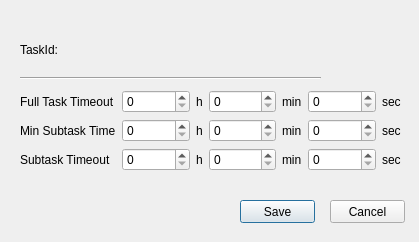
golemfactory/clay, file gnr/ui/ChangeTaskDialog.ui: the form before one commit.
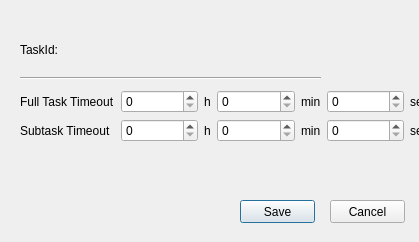
The form after the commit.

Commit message: Started removing min subtask time - not completed yet

Diff of the .ui file:
```diff
--- a/gnr/ui/ChangeTaskDialog.ui
+++ b/gnr/ui/ChangeTaskDialog.ui
@@ -60,11 +60,14 @@
     <rect>
      <x>20</x>
      <y>90</y>
-     <width>381</width>
-     <height>91</height>
+     <width>409</width>
+     <height>101</height>
     </rect>
    </property>
    <layout class="QFormLayout" name="formLayout">
+    <property name="fieldGrowthPolicy">
+     <enum>QFormLayout::AllNonFixedFieldsGrow</enum>
+    </property>
     <item row="0" column="0">
      <widget class="QLabel" name="label">
       <property name="text">
@@ -72,13 +75,6 @@
       </property>
      </widget>
     </item>
-    <item row="2" column="0">
-     <widget class="QLabel" name="label_13">
-      <property name="text">
-       <string>Subtask Timeout</string>
-      </property>
-     </widget>
-    </item>
     <item row="0" column="1">
      <layout class="QHBoxLayout" name="horizontalLayout">
       <item>
@@ -152,83 +148,14 @@
       </item>
      </layout>
     </item>
+    <item row="1" column="0">
+     <widget class="QLabel" name="label_13">
+      <property name="text">
+       <string>Subtask Timeout</string>
+      </property>
+     </widget>
+    </item>
     <item row="1" column="1">
-     <layout class="QHBoxLayout" name="horizontalLayout_3">
-      <item>
-       <widget class="QSpinBox" name="minSubtaskTimeHourSpinBox">
-        <property name="sizePolicy">
-         <sizepolicy hsizetype="Minimum" vsizetype="Fixed">
-          <horstretch>0</horstretch>
-          <verstretch>0</verstretch>
-         </sizepolicy>
-        </property>
-        <property name="maximum">
-         <number>99999</number>
-        </property>
-       </widget>
-      </item>
-      <item>
-       <widget class="QLabel" name="label_14">
-        <property name="sizePolicy">
-         <sizepolicy hsizetype="Maximum" vsizetype="Preferred">
-          <horstretch>0</horstretch>
-          <verstretch>0</verstretch>
-         </sizepolicy>
-        </property>
-        <property name="text">
-         <string>h</string>
-        </property>
-       </widget>
-      </item>
-      <item>
-       <widget class="QSpinBox" name="minSubtaskTimeMinSpinBox">
-        <property name="sizePolicy">
-         <sizepolicy hsizetype="Minimum" vsizetype="Fixed">
-          <horstretch>0</horstretch>
-          <verstretch>0</verstretch>
-         </sizepolicy>
-        </property>
-        <property name="maximum">
-         <number>59</number>
-        </property>
-       </widget>
-      </item>
-      <item>
-       <widget class="QLabel" name="label_15">
-        <property name="sizePolicy">
-         <sizepolicy hsizetype="Maximum" vsizetype="Preferred">
-          <horstretch>0</horstretch>
-          <verstretch>0</verstretch>
-         </sizepolicy>
-        </property>
-        <property name="text">
-         <string>min</string>
-        </property>
-       </widget>
-      </item>
-      <item>
-       <widget class="QSpinBox" name="minSubtaskTimeSecSpinBox">
-        <property name="maximum">
-         <number>59</number>
-        </property>
-       </widget>
-      </item>
-      <item>
-       <widget class="QLabel" name="label_16">
-        <property name="sizePolicy">
-         <sizepolicy hsizetype="Maximum" vsizetype="Preferred">
-          <horstretch>0</horstretch>
-          <verstretch>0</verstretch>
-         </sizepolicy>
-        </property>
-        <property name="text">
-         <string>sec</string>
-        </property>
-       </widget>
-      </item>
-     </layout>
-    </item>
-    <item row="2" column="1">
      <layout class="QHBoxLayout" name="horizontalLayout_4">
       <item>
        <widget class="QSpinBox" name="subtaskTimeoutHourSpinBox">
@@ -304,13 +231,6 @@
       </item>
      </layout>
     </item>
-    <item row="1" column="0">
-     <widget class="QLabel" name="label_3">
-      <property name="text">
-       <string>Min Subtask Time</string>
-      </property>
-     </widget>
-    </item>
    </layout>
   </widget>
   <widget class="QPushButton" name="saveButton">
```
The commit also changes 5 other files.
